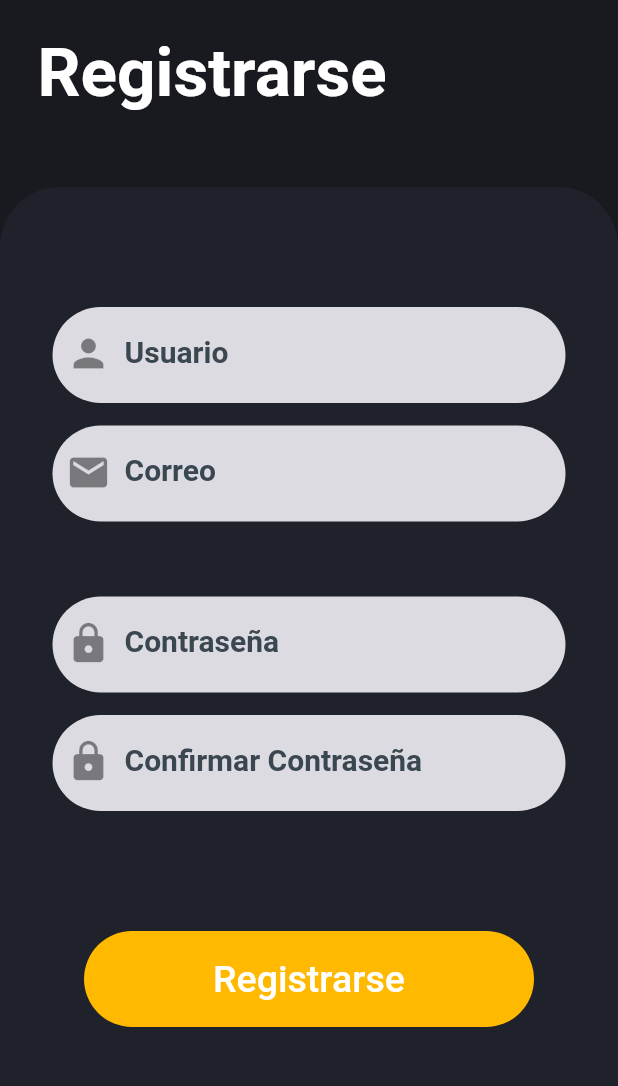
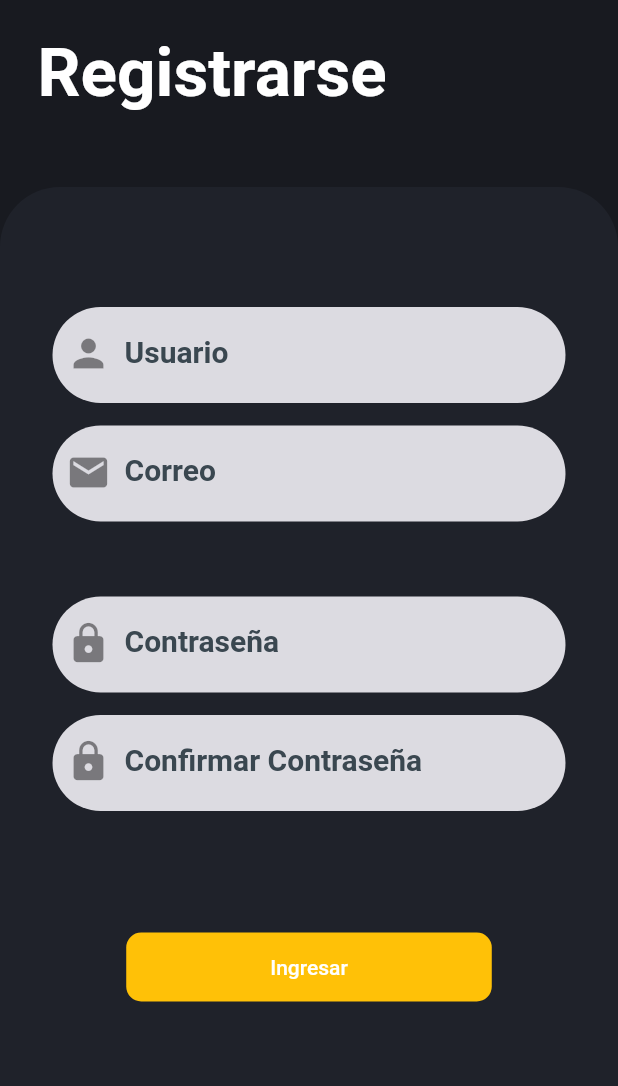
Before and after one commit to jazminasaleh/arriendosu, a Flutter app: the RegistroPage screen opened by its route, on a phone screen of 412 x 824 dp, the part 59-1145 px from its top. Run offline on Flutter 3.47's test engine with Material 2 defaults, Android fonts, the phone set to English and light mode, and no system bars; our stand-ins replace font_awesome_flutter, google_maps_flutter, image_picker.

Commit message:
validaciones login

```diff
--- a/lib/src/pages/login/registro_page.dart
+++ b/lib/src/pages/login/registro_page.dart
@@ -1,13 +1,16 @@
+import 'dart:developer';
+
 import 'package:flutter/material.dart';
 import 'package:font_awesome_flutter/font_awesome_flutter.dart';
 
 import 'package:app_arriendosu/src/pages/login/login.dart';
 import 'package:app_arriendosu/src/widgets/button.dart';
 import 'package:app_arriendosu/src/utils/colors.dart' as utils;
+import 'package:provider/provider.dart';
+
+import '../../provider/login_form_provider.dart';
 
 class RegistroPage extends StatelessWidget {
-  RegistroController _registroController = new RegistroController();
-
   @override
   Widget build(BuildContext context) {
     return Scaffold(
@@ -15,7 +18,7 @@ class RegistroPage extends StatelessWidget {
       appBar: AppBar(
         leading: IconButton(
           onPressed: () {
-            Navigator.popAndPushNamed(context, 'home');
+            Navigator.pushReplacementNamed(context, 'inicio');
           },
           icon: const FaIcon(FontAwesomeIcons.arrowLeft),
           iconSize: 20,
@@ -82,14 +85,10 @@ class RegistroPage extends StatelessWidget {
                     const SizedBox(
                       height: 80,
                     ),
-                    _formTextField(),
-                    const SizedBox(
-                      height: 80,
+                   ChangeNotifierProvider(
+                      create: (_) => LoginFromProvider(),
+                      child: _formTextField(),
                     ),
-                    ButtonApp(
-                        onpress: _registroController.login,
-                        direccion: 'inicio',
-                        texto: 'Registrarse')
                   ],
                 ),
               )
@@ -99,9 +98,14 @@ class RegistroPage extends StatelessWidget {
       ),
     );
   }
+}
 
-  Widget _formTextField() {
+class _formTextField extends StatelessWidget {
+  @override
+  Widget build(BuildContext context) {
+    final loginForm = Provider.of<LoginFromProvider>(context);
     return Form(
+        key: loginForm.formKey,
         autovalidateMode: AutovalidateMode.onUserInteraction,
         child: Column(
           children: [
@@ -113,7 +117,7 @@ class RegistroPage extends StatelessWidget {
                   color: utils.Colors.grisMedio,
                   borderRadius: BorderRadius.circular(35),
                 ),
-                child: _textFieldUsuario(),
+                child: _textFieldUsuario(loginForm),
               ),
             ),
             const SizedBox(
@@ -127,7 +131,7 @@ class RegistroPage extends StatelessWidget {
                   color: utils.Colors.grisMedio,
                   borderRadius: BorderRadius.circular(35),
                 ),
-                child: _textFielCorreo(),
+                child: _textFielCorreo(loginForm),
               ),
             ),
             const SizedBox(
@@ -141,7 +145,7 @@ class RegistroPage extends StatelessWidget {
                   color: utils.Colors.grisMedio,
                   borderRadius: BorderRadius.circular(35),
                 ),
-                child: _textFieldContrasena(),
+                child: _textFieldContrasena(loginForm),
               ),
             ),
             const SizedBox(
@@ -155,16 +159,71 @@ class RegistroPage extends StatelessWidget {
                   color: utils.Colors.grisMedio,
                   borderRadius: BorderRadius.circular(35),
                 ),
-                child: _textFieldContrasena2(),
+                child: _textFieldContrasena2(loginForm),
               ),
             ),
+            SizedBox(
+              height: 80,
+            ),
+            MaterialButton(
+              shape: RoundedRectangleBorder(borderRadius: BorderRadius.circular(10)),
+              disabledColor: Colors.grey,
+              elevation: 0,
+              color: Colors.amber,
+              child: Container(
+                padding: EdgeInsets.symmetric(horizontal: 80, vertical: 15),
+                child: Text(
+                        loginForm.isLoading ? 'Espere' : 'Ingresar',
+                        style: TextStyle(color: Colors.white),
+                      )
+              ),
+                onPressed: loginForm.isLoading
+                    ? null
+                    : () async {
+                        FocusScope.of(context).unfocus();
+                        if (!loginForm.isValidForm()) return;
+
+                        loginForm.isLoading = true;
+
+                        await Future.delayed(Duration(seconds: 2));
+
+                        loginForm.isLoading = false;
+                        Navigator.popAndPushNamed(context, 'inicio');
+                      })
           ],
         ));
   }
 
-  TextFormField _textFieldUsuario() {
+  TextFormField _textFieldContrasena2(LoginFromProvider loginFromProvider) {
     return TextFormField(
-      controller: _registroController.usuarioController,
+      autocorrect: false,
+      obscureText: true,
+      keyboardType: TextInputType.visiblePassword,
+      decoration: const InputDecoration(
+          border: InputBorder.none,
+          labelText: 'Confirmar Contraseña',
+          prefixIcon: Icon(
+            Icons.lock,
+            size: 30,
+          ),
+          iconColor: Color(0xff3A4750),
+          labelStyle: TextStyle(
+              color: Color(0xff3A4750),
+              fontSize: 20,
+              fontWeight: FontWeight.w600)),
+      cursorHeight: 15,
+      cursorColor: Color(0xff3A4750),
+      onChanged: (value) => loginFromProvider.verificarContrasena = value,
+      validator: (value) {
+        return (value != null && value.length >= 6)
+            ? null
+            : 'La contraseña debe de ser de 6 caracteres';
+      },
+    );
+  }
+
+  TextFormField _textFieldUsuario(LoginFromProvider loginFromProvider) {
+    return TextFormField(
       autocorrect: false,
       keyboardType: TextInputType.name,
       decoration: const InputDecoration(
@@ -182,12 +241,17 @@ class RegistroPage extends StatelessWidget {
               fontWeight: FontWeight.w600)),
       cursorHeight: 20,
       cursorColor: Color(0xff3A4750),
+      onChanged: (value) => loginFromProvider.nomUusario = value,
+      validator: (value) {
+        return (value != null && value.length >= 3)
+            ? null
+            : 'El nombre debe ser mayor a 3 caracteres';
+      },
     );
   }
 
-  TextFormField _textFielCorreo() {
+  TextFormField _textFielCorreo(LoginFromProvider loginFromProvider) {
     return TextFormField(
-      controller: _registroController.correoController,
       autocorrect: false,
       keyboardType: TextInputType.emailAddress,
       decoration: const InputDecoration(
@@ -205,6 +269,7 @@ class RegistroPage extends StatelessWidget {
               fontWeight: FontWeight.w600)),
       cursorHeight: 20,
       cursorColor: Color(0xff3A4750),
+      onChanged: (value) => loginFromProvider.correo,
       validator: (value) {
         String pattern =
             r'^(([^<>()[\]\\.,;:\s@\"]+(\.[^<>()[\]\\.,;:\s@\"]+)*)|(\".+\"))@((\[[0-9]{1,3}\.[0-9]{1,3}\.[0-9]{1,3}\.[0-9]{1,3}\])|(([a-zA-Z\-0-9]+\.)+[a-zA-Z]{2,}))$';
@@ -216,9 +281,8 @@ class RegistroPage extends StatelessWidget {
     );
   }
 
-  TextFormField _textFieldContrasena() {
+  TextFormField _textFieldContrasena(LoginFromProvider loginFromProvider) {
     return TextFormField(
-      controller: _registroController.passwordController,
       autocorrect: false,
       obscureText: true,
       keyboardType: TextInputType.visiblePassword,
@@ -236,34 +300,7 @@ class RegistroPage extends StatelessWidget {
               fontWeight: FontWeight.w600)),
       cursorHeight: 15,
       cursorColor: Color(0xff3A4750),
-      validator: (value) {
-        return (value != null && value.length >= 6)
-            ? null
-            : 'La contraseña debe de ser de 6 caracteres';
-      },
-    );
-  }
-
-  TextFormField _textFieldContrasena2() {
-    return TextFormField(
-      controller: _registroController.confirmarPasswordController,
-      autocorrect: false,
-      obscureText: true,
-      keyboardType: TextInputType.visiblePassword,
-      decoration: const InputDecoration(
-          border: InputBorder.none,
-          labelText: 'Confirmar Contraseña',
-          prefixIcon: Icon(
-            Icons.lock,
-            size: 30,
-          ),
-          iconColor: Color(0xff3A4750),
-          labelStyle: TextStyle(
-              color: Color(0xff3A4750),
-              fontSize: 20,
-              fontWeight: FontWeight.w600)),
-      cursorHeight: 15,
-      cursorColor: Color(0xff3A4750),
+      onChanged: (value) => loginFromProvider.contrasena = value,
       validator: (value) {
         return (value != null && value.length >= 6)
             ? null
--- a/lib/src/provider/login_form_provider.dart
+++ b/lib/src/provider/login_form_provider.dart
@@ -3,9 +3,10 @@ import 'package:flutter/cupertino.dart';
 class LoginFromProvider extends ChangeNotifier {
   GlobalKey<FormState> formKey = new GlobalKey<FormState>();
 
-  String correo = '';
-  String contrasena = '';
-  String nomUusario = '';
+  String correo = ' ';
+  String contrasena = ' ';
+  String verificarContrasena = ' ';
+  String nomUusario = ' ';
 
   bool _isLoading = false;
   bool get isLoading => _isLoading;
@@ -16,7 +17,7 @@ class LoginFromProvider extends ChangeNotifier {
   }
 
   bool isValidForm() {
-    print('$nomUusario $contrasena');
+    print('$nomUusario $correo $contrasena $verificarContrasena');
     print('se esta validadndo${formKey.currentState?.validate()}');
     return formKey.currentState?.validate() ?? false;
   }
--- a/lib/src/widgets/button.dart
+++ b/lib/src/widgets/button.dart
@@ -13,7 +13,7 @@ class ButtonApp extends StatelessWidget {
       {required this.onpress,
       required this.direccion,
       required this.texto,
-      this.correo = ''});
+      this.correo = '', Future<Null> Function()? onPressed});
 
   @override
   Widget build(BuildContext context) {
```
Also changed, not shown: lib/main.dart (+4 -3 lines), lib/src/pages/login/inicio_page.dart (+41 -21 lines), lib/src/services/auth_service.dart (+12 -4 lines).
